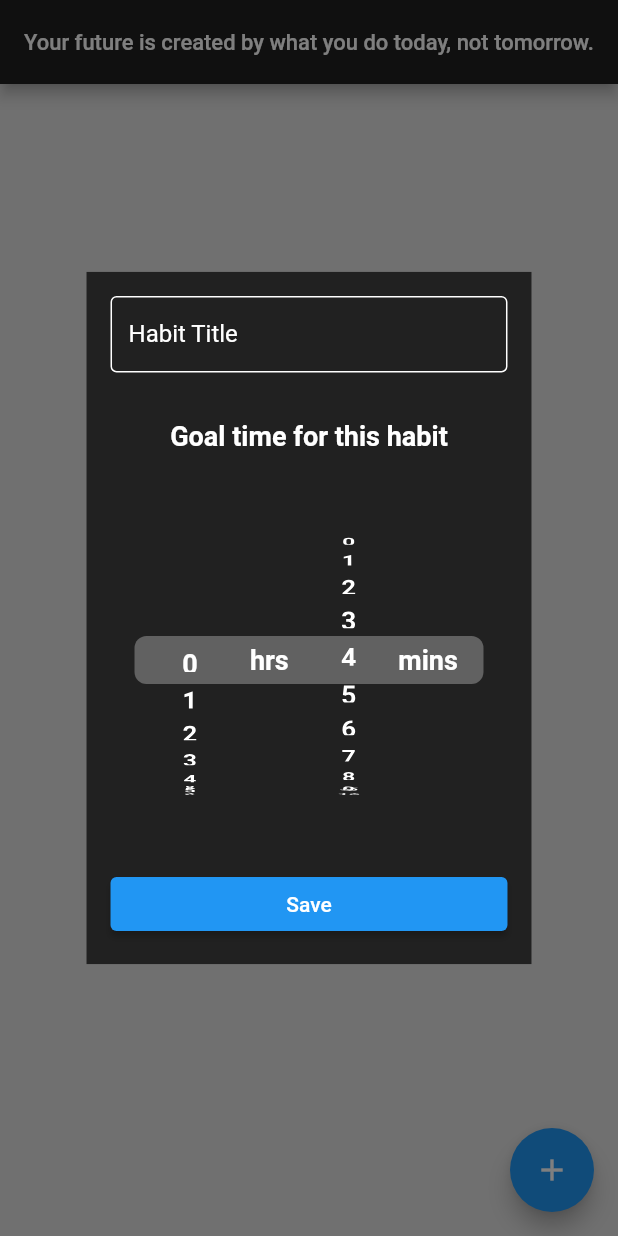
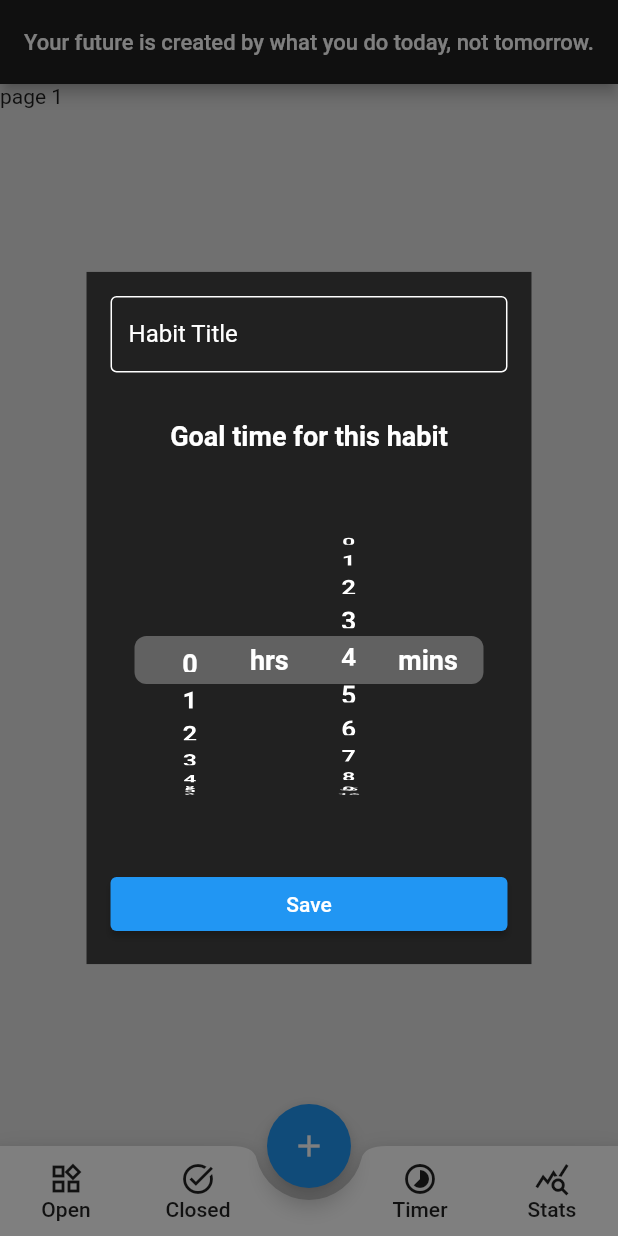
Before and after one commit to tolgasozbir/flutter_done.app, a Flutter app: the screen it shows after launch, after a tap on the "add" icon, on a phone screen of 412 x 824 dp. Run offline on Flutter 3.47's test engine with Material 2 defaults, Android fonts, the light colour scheme and no system bars; our stand-ins replace flutter_local_notifications, hive, hive_flutter, lottie; accounts and stored records are empty; statements that could not run were skipped.

Commit message:
Added bottom navigation bar

```diff
--- a/lib/screens/home_view.dart
+++ b/lib/screens/home_view.dart
@@ -1,14 +1,12 @@
 import 'dart:async';
 import 'dart:math';
-
 import 'package:flutter/material.dart';
 import 'package:habit_tracker/constants/app_strings.dart';
 import 'package:habit_tracker/models/habit_model.dart';
 import 'package:habit_tracker/screens/dialog_view.dart';
+import 'package:habit_tracker/screens/timer_view.dart';
+import 'package:habit_tracker/widgets/bottom_navbar.dart';
 import 'package:habit_tracker/widgets/settings_dialog.dart';
-import '../widgets/habit_tile.dart';
-import '../providers/habit_provider.dart';
-import 'package:provider/provider.dart';
 
 class HomeView extends StatefulWidget {
   const HomeView({Key? key}) : super(key: key);
@@ -19,7 +17,15 @@ class HomeView extends StatefulWidget {
 
 class _HomeViewState extends State<HomeView> {
 
+  int currentNavIndex = 0;
   int currentTitleIndex = 0;
+
+  List<Widget> navPages = [
+    Text("page 1"),
+    Text("page 2"),
+    TimerView(),
+    Text("page 4"),
+  ];
 
   @override
   void initState() {
@@ -41,8 +47,12 @@ class _HomeViewState extends State<HomeView> {
       appBar: AppBar(
         title: appBarTitle(),
       ),
+      floatingActionButtonLocation: FloatingActionButtonLocation.centerDocked,
       floatingActionButton: addHabitButton(),
-      body: _bodyView(),
+      body: navPages[currentNavIndex],
+      bottomNavigationBar: BottomNavbar(
+        selectedTap: (tapIndex) => setState(() => currentNavIndex = tapIndex),
+      )
     );
   }
 
@@ -58,14 +68,4 @@ class _HomeViewState extends State<HomeView> {
     );
   }
 
-  Widget _bodyView() {
-    List<Habit> habitList = context.watch<HabitProvider>().getHabitList;
-    return ListView.builder(
-      itemCount: habitList.length,
-      itemBuilder: (BuildContext context, int index) {
-        Habit habit = habitList[index];
-        return HabitTile(habit: habit, index: index);
-      },
-    );
-  }
 }
--- /dev/null
+++ b/lib/screens/timer_view.dart
@@ -0,0 +1,21 @@
+import 'package:flutter/material.dart';
+import 'package:provider/provider.dart';
+import '../models/habit_model.dart';
+import '../providers/habit_provider.dart';
+import '../widgets/habit_tile.dart';
+
+class TimerView extends StatelessWidget {
+  const TimerView({Key? key}) : super(key: key);
+
+  @override
+  Widget build(BuildContext context) {
+    List<Habit> habitList = context.watch<HabitProvider>().getHabitList;
+    return ListView.builder(
+      itemCount: habitList.length,
+      itemBuilder: (BuildContext context, int index) {
+        Habit habit = habitList[index];
+        return HabitTile(habit: habit, index: index);
+      },
+    );
+  }
+}
--- /dev/null
+++ b/lib/widgets/bottom_navbar.dart
@@ -0,0 +1,62 @@
+import 'package:flutter/material.dart';
+
+class BottomNavbar extends StatefulWidget {
+  const BottomNavbar({Key? key, required this.selectedTap}) : super(key: key);
+
+  final void Function(int tapIndex) selectedTap;
+
+  @override
+  State<BottomNavbar> createState() => _BottomNavbarState();
+}
+
+class _BottomNavbarState extends State<BottomNavbar> {
+  @override
+  Widget build(BuildContext context) {
+    return BottomAppBar(
+      notchMargin: 8,
+      shape: CircularNotchedRectangle(),
+      child: SizedBox(
+        height: 60,
+        child: navBarItems(),
+      ),
+    );
+  }
+
+  Row navBarItems() {
+    return Row(
+      mainAxisAlignment: MainAxisAlignment.spaceBetween,
+      children: [
+        //left side
+        Row(
+          children: [
+            navBarItem(tapIndex: 0, iconData: Icons.widgets_outlined, text: 'Open'),
+            navBarItem(tapIndex: 1, iconData: Icons.task_alt_outlined, text: 'Closed'),
+          ],
+        ),
+        //right side
+        Row(
+          children: [
+            navBarItem(tapIndex: 2, iconData: Icons.timelapse_outlined, text: 'Timer'),
+            navBarItem(tapIndex: 3, iconData: Icons.query_stats_outlined, text: 'Stats'),
+          ],
+        ),
+      ],
+    );
+  }
+
+  MaterialButton navBarItem({required int tapIndex, required IconData iconData, required String text}) {
+    return MaterialButton(
+      onPressed: (){
+        widget.selectedTap.call(tapIndex);
+        print(tapIndex);
+      },
+      child: Column(
+        mainAxisAlignment: MainAxisAlignment.center,
+        children: [
+          Icon(iconData),
+          Text("$text")
+        ],
+      ),
+    );
+  }
+}
--- a/lib/widgets/circle_progress_indicator.dart
+++ b/lib/widgets/circle_progress_indicator.dart
@@ -15,7 +15,7 @@ class CircleProgressIndicator extends StatefulWidget {
   State<CircleProgressIndicator> createState() => _CircleProgressIndicatorState();
 }
 
-class _CircleProgressIndicatorState extends State<CircleProgressIndicator> with TickerProviderStateMixin {
+class _CircleProgressIndicatorState extends State<CircleProgressIndicator> with SingleTickerProviderStateMixin {
 
   final double size = 50;
   late AnimationController _animatedIconController;
```
